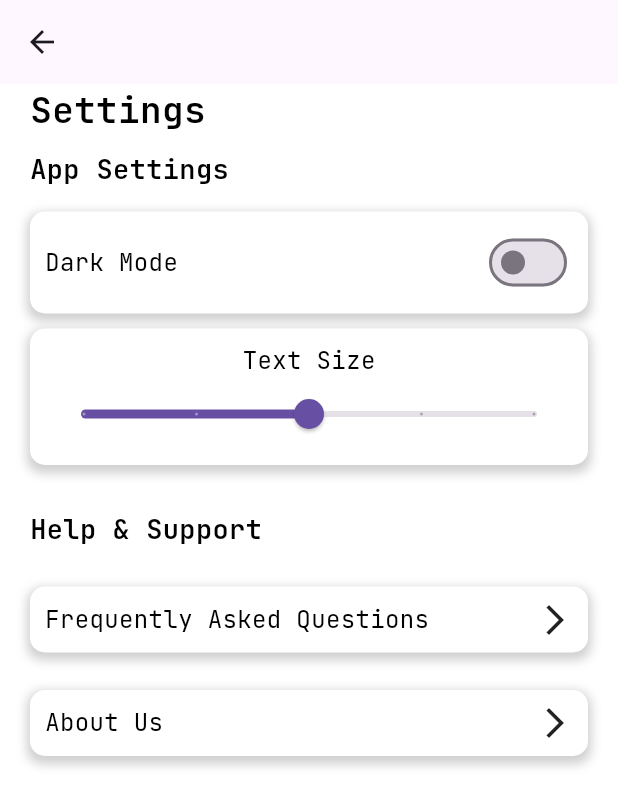
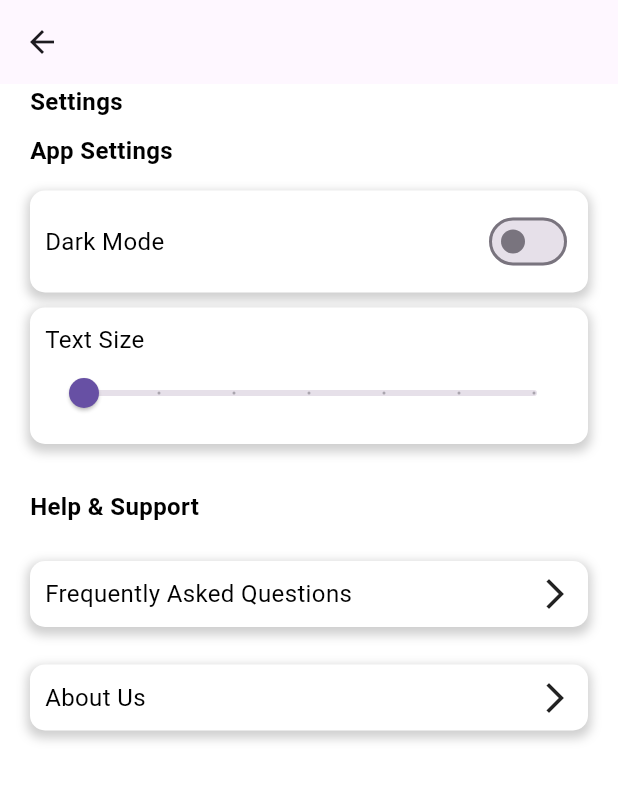
Before and after one commit to Christine-Bui/Dish-Wish, a Flutter app: the screen it shows after launch, after a tap on the "more vert" icon, on a phone screen of 412 x 824 dp. Shown: the top 807 px of the screen. Run offline on Flutter 3.47's test engine with Material 3 defaults, Android fonts, the phone set to English and light mode, and no system bars; our stand-ins replace flutter_svg, google_fonts.

Commit message:
Created textmodel and updated settings and home.dart to update text size

```diff
--- a/flutter_application_1/lib/main.dart
+++ b/flutter_application_1/lib/main.dart
@@ -1,9 +1,18 @@
 import 'package:flutter/material.dart';
 import 'package:flutter_application_1/pages/splash_screen.dart';
 import 'package:google_fonts/google_fonts.dart';
+import 'package:provider/provider.dart';
+import 'package:flutter_application_1/models/text_size_model.dart';
 
 void main() {
-  runApp(const MyApp());
+  runApp(
+    ChangeNotifierProvider(
+      create: (context) => TextSizeModel(),
+      child: const MaterialApp(
+        home: SplashScreen(),
+      ),
+    ),
+  );
 }
 
 class MyApp extends StatelessWidget {
--- /dev/null
+++ b/flutter_application_1/lib/models/text_size_model.dart
@@ -0,0 +1,12 @@
+import 'package:flutter/material.dart';
+
+class TextSizeModel with ChangeNotifier {
+  double _textSize = 16.0; // Default text size
+
+  double get textSize => _textSize;
+
+  void setTextSize(double newSize) {
+    _textSize = newSize;
+    notifyListeners(); // Notify all listeners about the change
+  }
+}
--- a/flutter_application_1/lib/pages/home.dart
+++ b/flutter_application_1/lib/pages/home.dart
@@ -3,6 +3,8 @@ import 'package:flutter_application_1/pages/collection.dart';
 import 'package:flutter_application_1/pages/settings.dart';
 import 'package:flutter_svg/flutter_svg.dart';
 import 'package:flutter_application_1/models/recipe_model.dart';
+import 'package:flutter_application_1/models/text_size_model.dart';
+import 'package:provider/provider.dart';
 
 class HomePage extends StatefulWidget {
   const HomePage({super.key});
@@ -51,11 +53,11 @@ class _HomePage extends State<HomePage> {
           child: Row(
             mainAxisAlignment: MainAxisAlignment.spaceBetween,
             children: [
-              const Text(
+              Text(
                 'Recommended for you',
                 style: TextStyle(
                   color: Colors.black,
-                  fontSize: 18,
+                  fontSize: Provider.of<TextSizeModel>(context).textSize,
                   fontWeight: FontWeight.w600,
                 ),
               ),
@@ -63,11 +65,11 @@ class _HomePage extends State<HomePage> {
                 onPressed: () {
                   // Add your "See All" button action here
                 },
-                child: const Text(
+                child: Text(
                   'See All',
                   style: TextStyle(
                     color: Colors.blue, // Change color as needed
-                    fontSize: 14,
+                    fontSize: Provider.of<TextSizeModel>(context).textSize - 2,
                   ),
                 ),
               ),
@@ -111,18 +113,18 @@ class _HomePage extends State<HomePage> {
                     const Padding(padding: EdgeInsets.only(top: 10)),
                     Text(
                       recipes[index].name,
-                      style: const TextStyle(
+                      style: TextStyle(
                         fontWeight: FontWeight.w500,
                         color: Colors.black,
-                        fontSize: 16,
+                        fontSize: Provider.of<TextSizeModel>(context).textSize,
                       ),
                     ),
                     Text(
                       recipes[index].description,
-                      style: const TextStyle(
+                      style: TextStyle(
                         fontWeight: FontWeight.w400,
                         color: Colors.black,
-                        fontSize: 14,
+                        fontSize: Provider.of<TextSizeModel>(context).textSize,
                       ),
                     ),
                   ],
@@ -150,11 +152,11 @@ class _HomePage extends State<HomePage> {
           child: Row(
             mainAxisAlignment: MainAxisAlignment.spaceBetween,
             children: [
-              const Text(
+              Text(
                 'Popular Recipes',
                 style: TextStyle(
                   color: Colors.black,
-                  fontSize: 18,
+                  fontSize: Provider.of<TextSizeModel>(context).textSize + 2,
                   fontWeight: FontWeight.w600,
                 ),
               ),
@@ -162,11 +164,11 @@ class _HomePage extends State<HomePage> {
                 onPressed: () {
                   // Add your "See All" button action here
                 },
-                child: const Text(
+                child: Text(
                   'See All',
                   style: TextStyle(
                     color: Colors.blue, // Change color as needed
-                    fontSize: 14,
+                    fontSize: Provider.of<TextSizeModel>(context).textSize - 2,
                   ),
                 ),
               ),
@@ -210,18 +212,19 @@ class _HomePage extends State<HomePage> {
                     const Padding(padding: EdgeInsets.only(top: 10)),
                     Text(
                       recipes[index].name,
-                      style: const TextStyle(
+                      style: TextStyle(
                         fontWeight: FontWeight.w500,
                         color: Colors.black,
-                        fontSize: 16,
+                        fontSize: Provider.of<TextSizeModel>(context).textSize,
                       ),
                     ),
                     Text(
                       recipes[index].description,
-                      style: const TextStyle(
+                      style: TextStyle(
                         fontWeight: FontWeight.w400,
                         color: Colors.black,
-                        fontSize: 14,
+                        fontSize:
+                            Provider.of<TextSizeModel>(context).textSize - 2,
                       ),
                     ),
                   ],
@@ -255,7 +258,9 @@ class _HomePage extends State<HomePage> {
             fillColor: Colors.white,
             contentPadding: const EdgeInsets.all(15),
             hintText: 'Search',
-            hintStyle: const TextStyle(color: Color(0xffDDDADA), fontSize: 14),
+            hintStyle: TextStyle(
+                color: Color(0xffDDDADA),
+                fontSize: Provider.of<TextSizeModel>(context).textSize - 2),
             prefixIcon: Padding(
               padding: const EdgeInsets.all(12),
               child: SvgPicture.asset('assets/icons/Search.svg'),
@@ -273,11 +278,11 @@ class _HomePage extends State<HomePage> {
 
   AppBar appBar() {
     return AppBar(
-      title: const Text(
+      title: Text(
         "Dish Wish",
         style: TextStyle(
           color: Colors.black,
-          fontSize: 18,
+          fontSize: Provider.of<TextSizeModel>(context).textSize + 2,
           fontWeight: FontWeight.bold,
         ),
       ),
--- a/flutter_application_1/lib/pages/settings.dart
+++ b/flutter_application_1/lib/pages/settings.dart
@@ -1,4 +1,6 @@
 import 'package:flutter/material.dart';
+import 'package:flutter_application_1/models/text_size_model.dart';
+import 'package:provider/provider.dart';
 // Other imports remain the same...
 
 class SettingsPage extends StatefulWidget {
@@ -9,11 +11,12 @@ class SettingsPage extends StatefulWidget {
 }
 
 class _SettingsPage extends State<SettingsPage> {
-  bool _darkTheme = false;
-  double _textSize = 16; // Default text size
+  bool _darkTheme = false; // Get the current text size
+  // Default text size
 
   @override
   Widget build(BuildContext context) {
+    double textSize = Provider.of<TextSizeModel>(context).textSize;
     return Scaffold(
       appBar: appBar(),
       backgroundColor: Colors.white,
@@ -24,30 +27,30 @@ class _SettingsPage extends State<SettingsPage> {
               child: Text('Settings',
                   style: TextStyle(
                     color: Colors.black,
-                    fontSize: _textSize + 8, // Use _textSize here
+                    fontSize: textSize, // Use _textSize here
                     fontWeight: FontWeight.w600,
                   ))),
           const SizedBox(height: 10),
-          appSettings(),
+          AppSettings(textSize),
           const SizedBox(height: 30),
           Padding(
               padding: const EdgeInsets.only(left: 20),
               child: Text('Help & Support',
                   style: TextStyle(
                     color: Colors.black,
-                    fontSize: _textSize + 2, // Slightly smaller text size
+                    fontSize: textSize, // Slightly smaller text size
                     fontWeight: FontWeight.w600,
                   ))),
           const SizedBox(height: 10),
-          H_S('Frequently Asked Questions'),
+          H_S('Frequently Asked Questions', textSize),
           const SizedBox(height: 10),
-          H_S('About Us'),
+          H_S('About Us', textSize),
         ],
       ),
     );
   }
 
-  Column appSettings() {
+  Column AppSettings(double textSize) {
     return Column(
       crossAxisAlignment: CrossAxisAlignment.start,
       children: [
@@ -60,7 +63,7 @@ class _SettingsPage extends State<SettingsPage> {
                 'App Settings',
                 style: TextStyle(
                   color: Colors.black,
-                  fontSize: _textSize + 2, // Use _textSize here
+                  fontSize: textSize, // Use _textSize here
                   fontWeight: FontWeight.w600,
                 ),
               ),
@@ -90,7 +93,7 @@ class _SettingsPage extends State<SettingsPage> {
                 'Dark Mode',
                 style: TextStyle(
                   color: Colors.black,
-                  fontSize: _textSize, // Use _textSize here
+                  fontSize: textSize, // Use _textSize here
                   fontWeight: FontWeight.w400,
                 ),
               ),
@@ -106,12 +109,12 @@ class _SettingsPage extends State<SettingsPage> {
           ),
         ),
         SizedBox(height: 10),
-        textSizeControl(), // Slider to control text size
+        textSizeControl(textSize), // Slider to control text size
       ],
     );
   }
 
-  Widget textSizeControl() {
+  Widget textSizeControl(double textSize) {
     return Container(
       margin: const EdgeInsets.symmetric(horizontal: 20),
       padding: const EdgeInsets.all(10),
@@ -128,24 +131,24 @@ class _SettingsPage extends State<SettingsPage> {
         ],
       ),
       child: Column(
+        crossAxisAlignment: CrossAxisAlignment.start,
         children: [
           Text(
             'Text Size',
             style: TextStyle(
               color: Colors.black,
-              fontSize: _textSize,
+              fontSize: textSize,
               fontWeight: FontWeight.w400,
             ),
           ),
           Slider(
-            min: 12,
+            min: 16,
             max: 22,
-            divisions: 4,
-            value: _textSize,
+            divisions: 6,
+            value: textSize,
             onChanged: (newSize) {
-              setState(() {
-                _textSize = newSize;
-              });
+              Provider.of<TextSizeModel>(context, listen: false)
+                  .setTextSize(newSize);
             },
           ),
         ],
@@ -153,7 +156,7 @@ class _SettingsPage extends State<SettingsPage> {
     );
   }
 
-  Column H_S(String title) {
+  Column H_S(String title, double textSize) {
     // Accept a String parameter
     return Column(
       crossAxisAlignment: CrossAxisAlignment.start,
@@ -188,7 +191,7 @@ class _SettingsPage extends State<SettingsPage> {
                 title,
                 style: TextStyle(
                   color: Colors.black,
-                  fontSize: _textSize,
+                  fontSize: textSize,
                   fontWeight: FontWeight.w400,
                 ),
               ),
--- a/flutter_application_1/pubspec.yaml
+++ b/flutter_application_1/pubspec.yaml
@@ -29,6 +29,7 @@ environment:
 # versions available, run `flutter pub outdated`.
 dependencies:
   google_fonts: ^6.1.0
+  provider: ^6.0.0
   flutter:
     sdk: flutter
 
```
Also changed, not shown: flutter_application_1/pubspec.lock.
